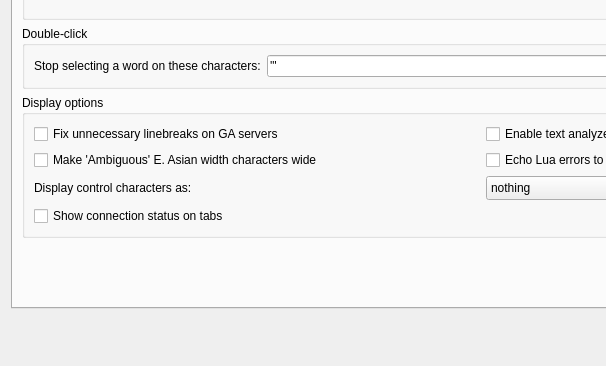
Before: the Qt Designer form src/ui/profile_preferences.ui in ThalynLabs/Mudlet, drawn with Qt 5; both pictures show x 0 to 606 and y 328 to 694 of the 965 by 694 pixel window.
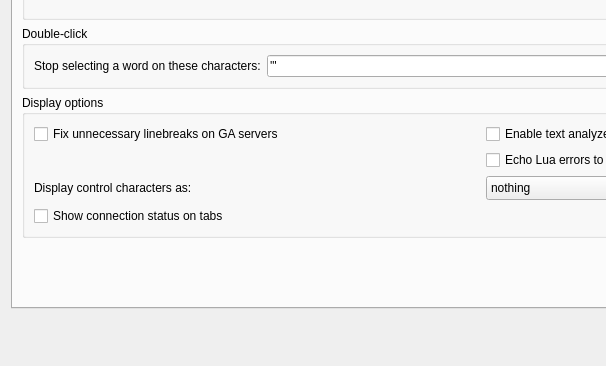
After: the same form once the commit is applied. Icons and pictures are not drawn. Custom widgets are drawn as their Qt base class.

Commit message: Improve: move Ambiguous East Asian Width option control from preferences to setConfig() (#8061)

```diff
--- a/src/ui/profile_preferences.ui
+++ b/src/ui/profile_preferences.ui
@@ -1291,16 +1291,6 @@
             </property>
            </widget>
           </item>
-          <item row="1" column="0">
-           <widget class="QCheckBox" name="checkBox_useWideAmbiguousEastAsianGlyphs">
-            <property name="text">
-             <string>Make 'Ambiguous' E. Asian width characters wide</string>
-            </property>
-            <property name="tristate">
-             <bool>true</bool>
-            </property>
-           </widget>
-          </item>
           <item row="0" column="0">
            <widget class="QCheckBox" name="checkBox_USE_IRE_DRIVER_BUGFIX">
             <property name="toolTip">
```
Left out of the diff: 1 changed line with no effect on the pictures. The commit also changes 3 other files.
